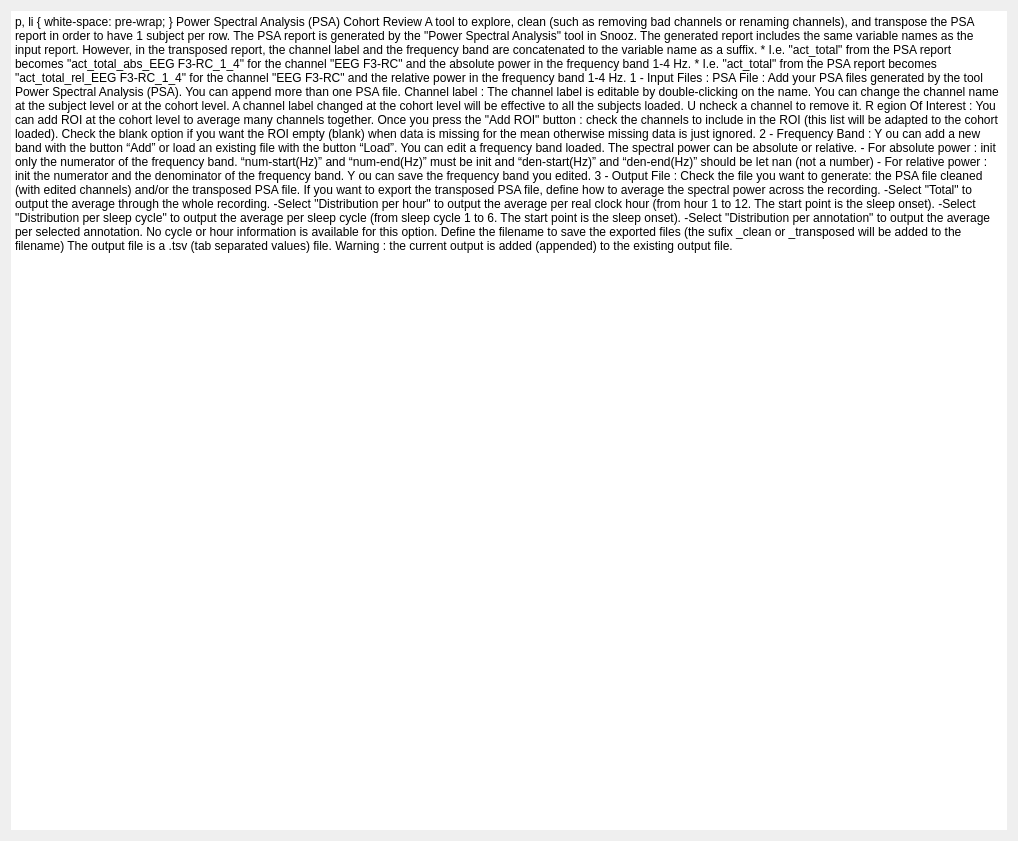
SnoozToolbox/snooz-package-ceams, file tools/CEAMSTools/PSACohortReview/IntroStep/Ui_IntroStep.ui: the form before one commit.
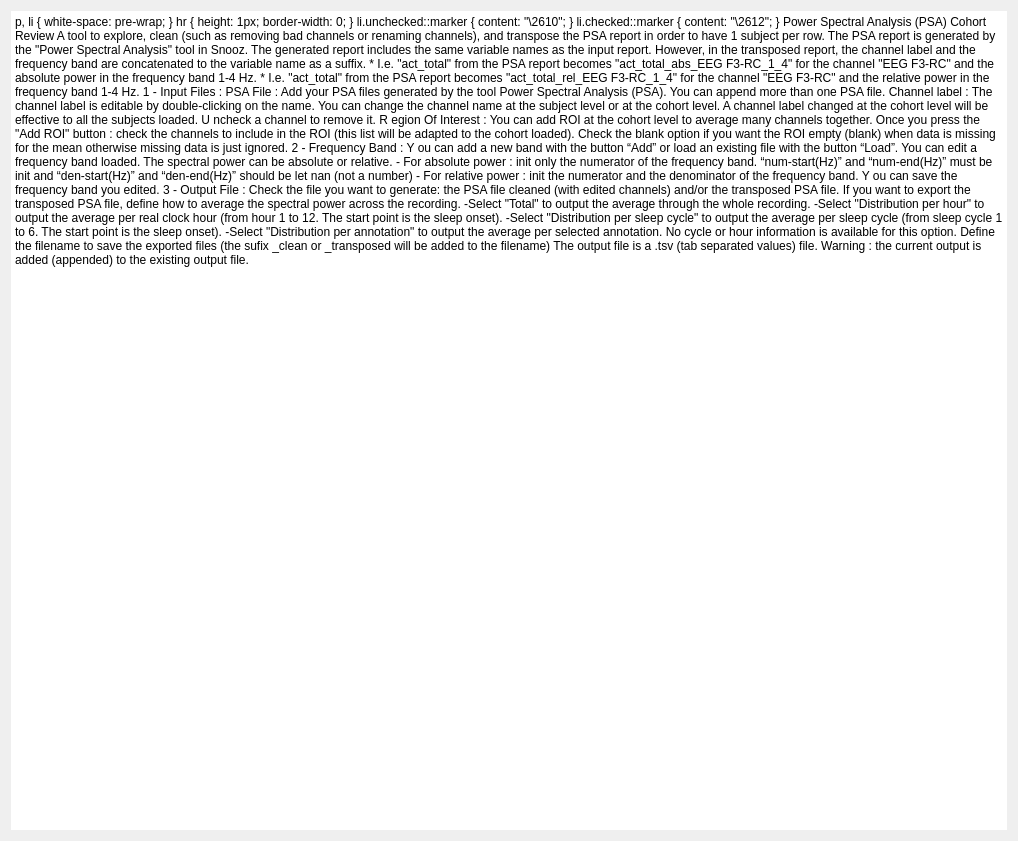
The form after the commit.

Commit message: Unusuall Hlines and Vlines of the frameShape is removed from the tools and modules

```diff
--- a/tools/CEAMSTools/PSACohortReview/IntroStep/Ui_IntroStep.ui
+++ b/tools/CEAMSTools/PSACohortReview/IntroStep/Ui_IntroStep.ui
@@ -20,7 +20,7 @@
    <item>
     <widget class="QTextEdit" name="textEdit">
      <property name="frameShape">
-      <enum>QFrame::HLine</enum>
+      <enum>QFrame::Shape::NoFrame</enum>
      </property>
      <property name="frameShadow">
       <enum>QFrame::Plain</enum>
@@ -33,8 +33,11 @@
      </property>
      <property name="html">
       <string>&lt;!DOCTYPE HTML PUBLIC &quot;-//W3C//DTD HTML 4.0//EN&quot; &quot;http://www.w3.org/TR/REC-html40/strict.dtd&quot;&gt;
-&lt;html&gt;&lt;head&gt;&lt;meta name=&quot;qrichtext&quot; content=&quot;1&quot; /&gt;&lt;style type=&quot;text/css&quot;&gt;
+&lt;html&gt;&lt;head&gt;&lt;meta name=&quot;qrichtext&quot; content=&quot;1&quot; /&gt;&lt;meta charset=&quot;utf-8&quot; /&gt;&lt;style type=&quot;text/css&quot;&gt;
 p, li { white-space: pre-wrap; }
+hr { height: 1px; border-width: 0; }
+li.unchecked::marker { content: &quot;\2610&quot;; }
+li.checked::marker { content: &quot;\2612&quot;; }
 &lt;/style&gt;&lt;/head&gt;&lt;body style=&quot; font-family:'Roboto'; font-size:12pt; font-weight:400; font-style:normal;&quot;&gt;
 &lt;p style=&quot;-qt-paragraph-type:empty; margin-top:0px; margin-bottom:0px; margin-left:0px; margin-right:0px; -qt-block-indent:0; text-indent:0px;&quot;&gt;&lt;br /&gt;&lt;/p&gt;
 &lt;p style=&quot; margin-top:0px; margin-bottom:0px; margin-left:0px; margin-right:0px; -qt-block-indent:0; text-indent:0px;&quot;&gt;&lt;span style=&quot; font-weight:600;&quot;&gt;Power Spectral Analysis (PSA) Cohort Review&lt;/span&gt;&lt;/p&gt;
```
Left out of the diff: 2 changed lines with no effect on the pictures. The commit also changes 48 other files.
